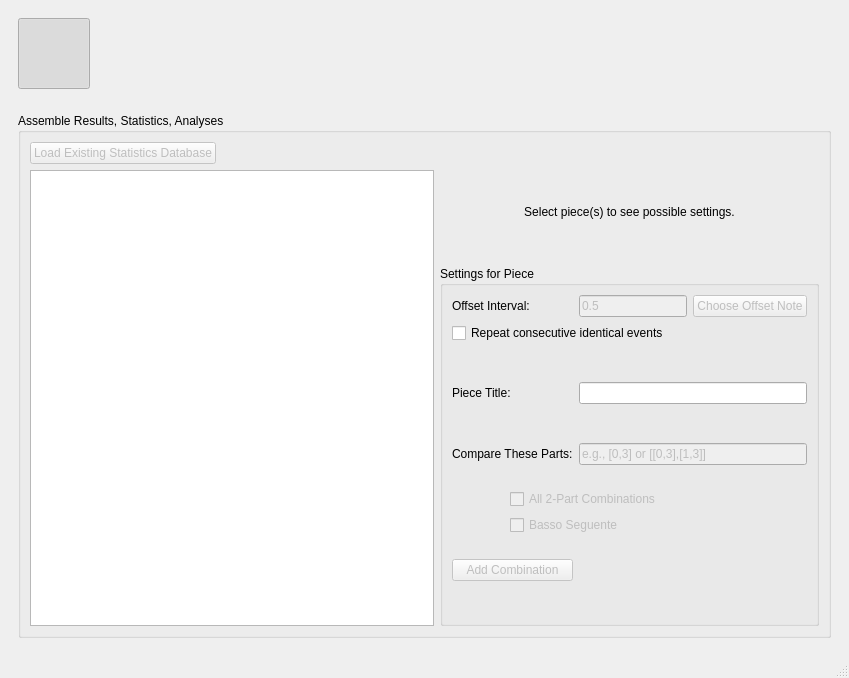
Qt form views/ui/main_window.ui (ELVIS-Project/vis-framework) before a commit.
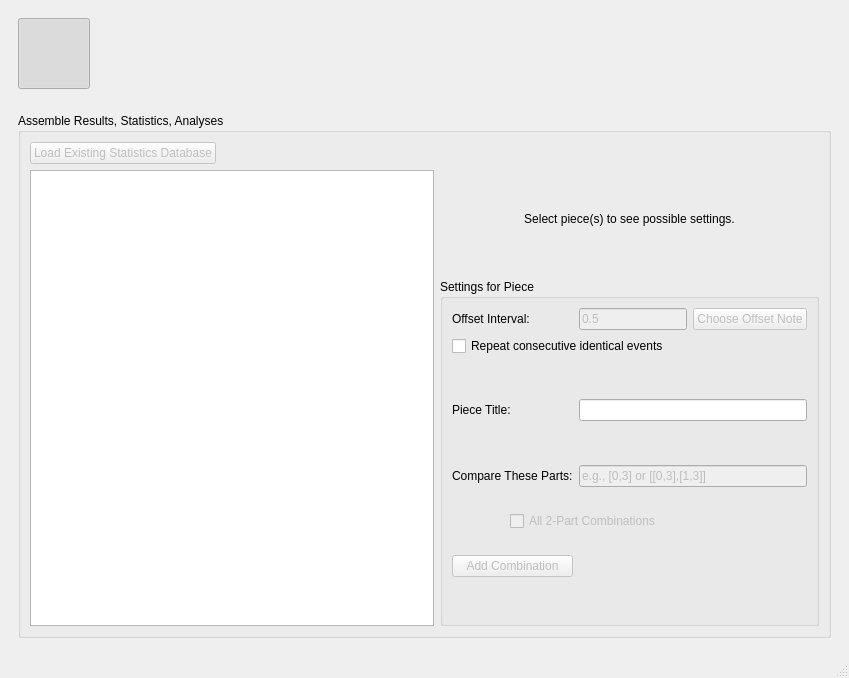
The same form after that commit. The open tabs and pages were chosen to show the change. Icons and pictures are not drawn.

Commit message:
Removed non-Functional "Basso Seguente" Button
I would fix it... it should be easy... but not in this branch.

What changed in the file:
```diff
--- a/views/ui/main_window.ui
+++ b/views/ui/main_window.ui
@@ -509,19 +509,6 @@
                       </property>
                      </widget>
                     </item>
-                    <item>
-                     <widget class="QCheckBox" name="chk_basso_seguente">
-                      <property name="enabled">
-                       <bool>false</bool>
-                      </property>
-                      <property name="toolTip">
-                       <string>Generate Basso Seguente Part</string>
-                      </property>
-                      <property name="text">
-                       <string>Basso Seguente</string>
-                      </property>
-                     </widget>
-                    </item>
                    </layout>
                   </widget>
                  </item>
```
Left out of the diff: 2 changed lines with no effect on the pictures. The commit also changes 1 other file.
